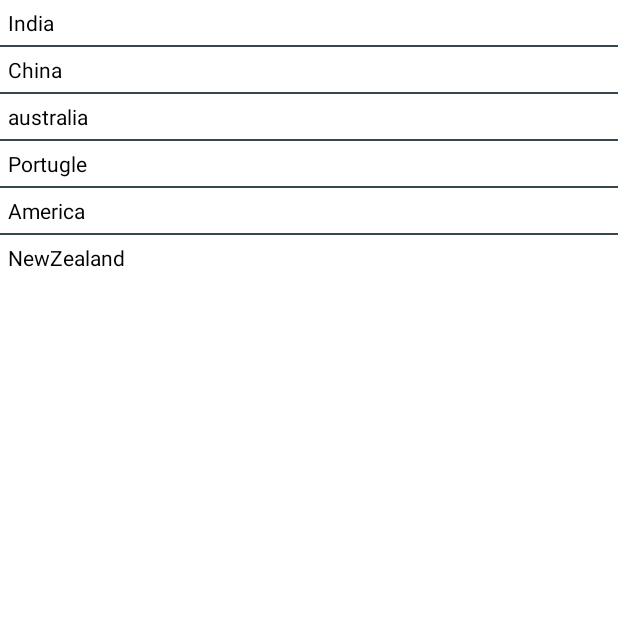
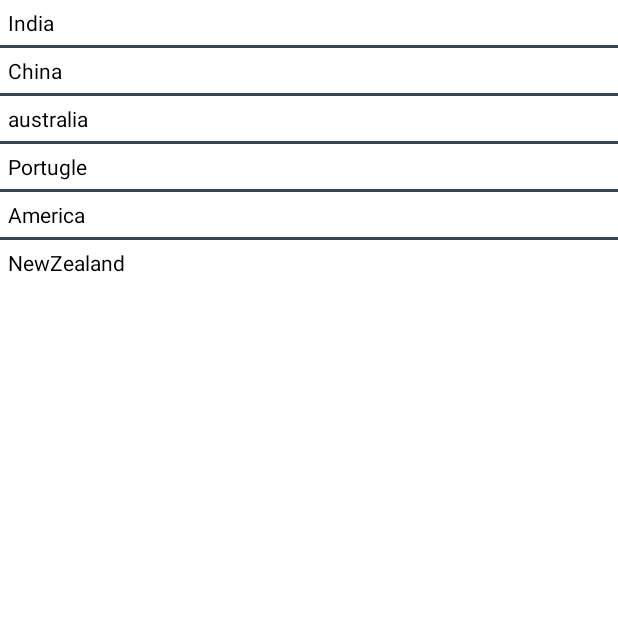
Before and after one commit to FlorenciaDiCiocco/FAT_app_cs246, an Android app: the screen it shows after launch (MainActivity), on a phone screen of 412 x 824 dp, the top half of it. Run offline under Robolectric (Android 15) with nearby library versions, the phone set to English and light mode, and no system bars.

Commit message:
this is a test run, didn't add anything

```diff
--- a/app/src/main/res/layout/activity_main.xml
+++ b/app/src/main/res/layout/activity_main.xml
@@ -9,5 +9,5 @@
         android:layout_width="fill_parent"
         android:layout_height="wrap_content"
         android:divider="@color/material_blue_grey_800"
-        android:dividerHeight="1dp" />
+        android:dividerHeight="2dp" />
 </LinearLayout>
```
